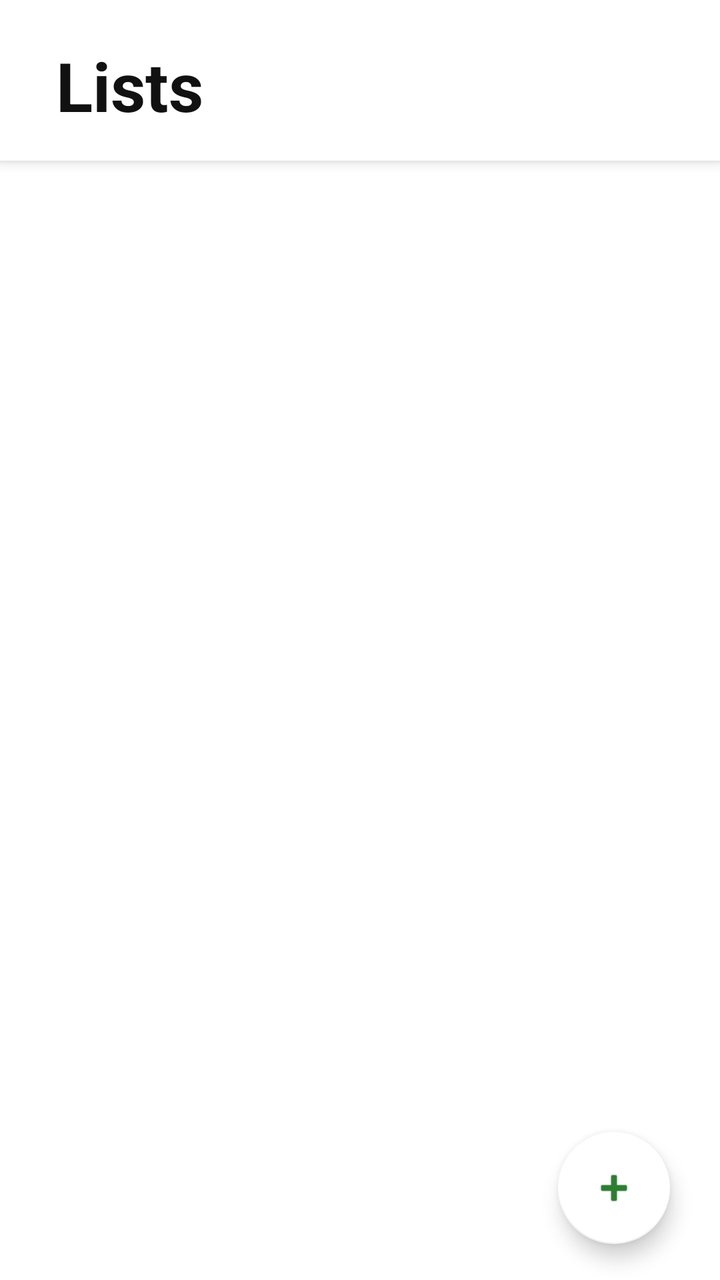
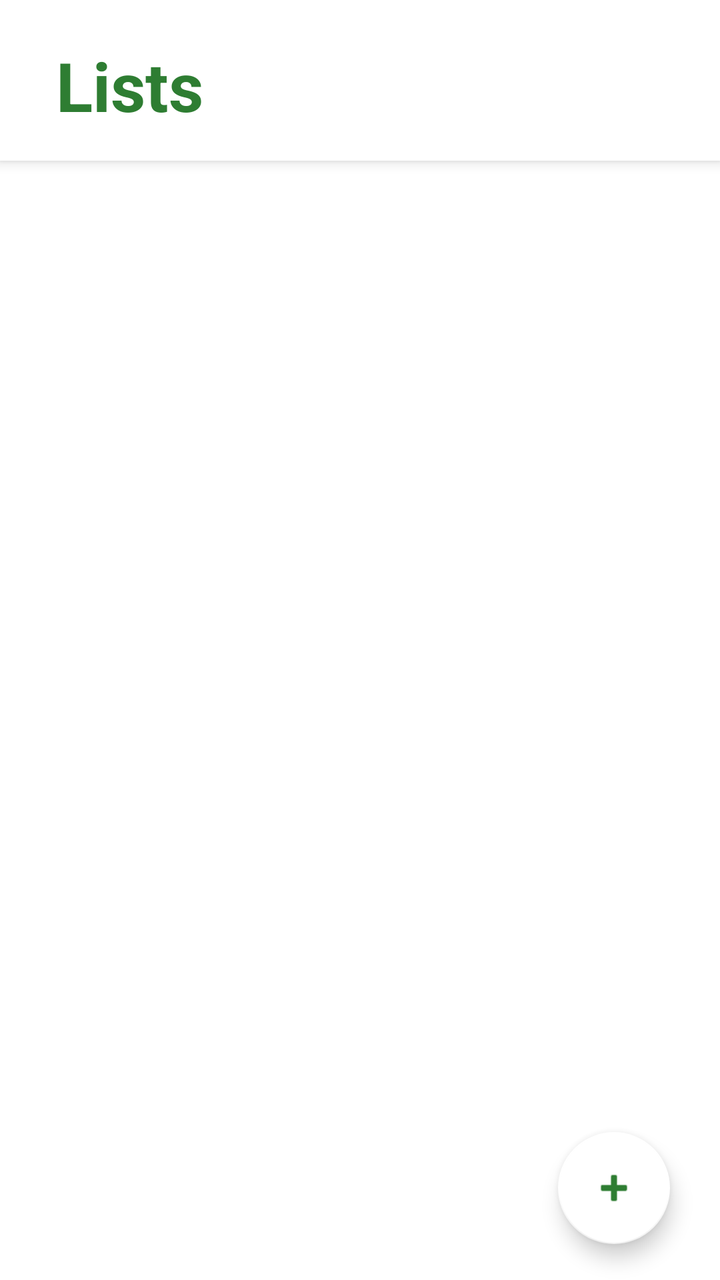

Two renders of the same Android screen: before a commit and after it. Below are the layout's source before the change and the commit's diff.
<!-- AndroidManifest.xml: application theme Theme.SafelystApp -->
<!-- res/layout/main_shopping_page.xml -->
<?xml version="1.0" encoding="utf-8"?>
<androidx.coordinatorlayout.widget.CoordinatorLayout xmlns:android="http://schemas.android.com/apk/res/android"
    android:layout_width="match_parent"
    android:layout_height="match_parent"
    xmlns:app="http://schemas.android.com/apk/res-auto"
    android:background="#FFFFFF">

    <com.google.android.material.appbar.AppBarLayout
        android:layout_width="match_parent"
        android:layout_height="wrap_content"
        android:background="#FFFFFF"
        android:elevation="0dp">

        <LinearLayout
            android:layout_width="match_parent"
            android:layout_height="wrap_content"
            android:orientation="vertical"
            android:paddingTop="20dp"
            android:paddingHorizontal="20dp"
            android:paddingBottom="15dp">

            <TextView
                android:id="@+id/listSelectedTitle"
                android:layout_width="wrap_content"
                android:layout_height="wrap_content"
                android:paddingStart="8dp"
                android:text="Lists"
                android:textColor="#111111"
                android:textSize="34sp"
                android:textStyle="bold" />

        </LinearLayout>
    </com.google.android.material.appbar.AppBarLayout>

    <androidx.recyclerview.widget.RecyclerView
        android:id="@+id/recyclerViewItems"
        android:layout_width="match_parent"
        android:layout_height="match_parent"
        app:layout_behavior="@string/appbar_scrolling_view_behavior"
        android:paddingTop="10dp"
        android:clipToPadding="false" />

    <com.google.android.material.floatingactionbutton.FloatingActionButton
        android:id="@+id/addNewListButton"
        android:layout_width="wrap_content"
        android:layout_height="wrap_content"
        android:src="@android:drawable/ic_input_add"
        app:backgroundTint="@android:color/background_light"
        app:tint="#2E7D32"
        android:layout_gravity="bottom|end"
        android:layout_marginBottom="18dp"
        android:outlineSpotShadowColor="@android:color/black"
        android:layout_marginRight="25dp"
        />


</androidx.coordinatorlayout.widget.CoordinatorLayout>
<!-- resources referenced by this layout -->
<resources>
  <style name="Theme.SafelystApp" parent="Theme.MaterialComponents.DayNight.DarkActionBar">
          
          <item name="colorPrimary">@color/purple_500</item>
          <item name="colorPrimaryVariant">@color/purple_700</item>
          <item name="colorOnPrimary">@color/white</item>
          
          <item name="colorSecondary">@color/teal_200</item>
          <item name="colorSecondaryVariant">@color/teal_700</item>
          <item name="colorOnSecondary">@color/black</item>
          
          <item name="android:statusBarColor">?attr/colorPrimaryVariant</item>
          
      </style>
  <color name="purple_500">#FF6200EE</color>
  <color name="purple_700">#FF3700B3</color>
  <color name="white">#FFFFFFFF</color>
  <color name="teal_200">#FF03DAC5</color>
  <color name="teal_700">#FF018786</color>
  <color name="black">#FF000000</color>
</resources>

<!-- the commit's change to res/layout/main_shopping_page.xml (unified diff, before → after) -->
@@ -25,7 +25,7 @@
                 android:layout_height="wrap_content"
                 android:paddingStart="8dp"
                 android:text="Lists"
-                android:textColor="#111111"
+                android:textColor="#2E7D32"
                 android:textSize="34sp"
                 android:textStyle="bold" />
 
